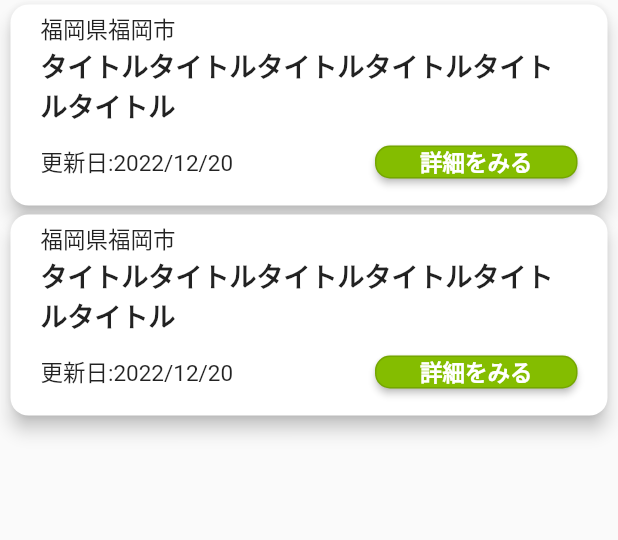
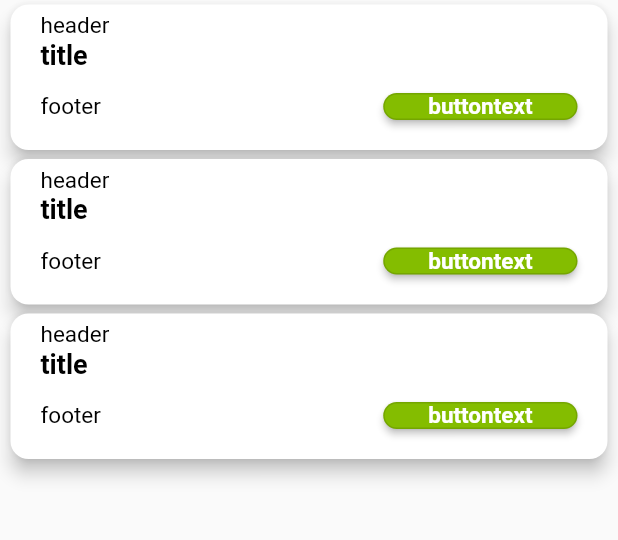
Before and after one commit to isa-nao/fregov_app, a Flutter app: the screen it shows after launch, on a phone screen of 412 x 824 dp, the part 84-624 px from its top. Run offline on Flutter 3.47's test engine with Material 2 defaults, Android fonts, the phone set to English and light mode, and no system bars; our stand-ins replace firebase_core; accounts and stored records are empty.

Commit message:
#6 UIのコードを改善

```diff
--- /dev/null
+++ b/lib/constants.dart
@@ -0,0 +1,4 @@
+import 'package:flutter/material.dart';
+
+const kPrimaryColorBlue = Color(0xFF0072CE);
+const kPrimaryColorGreen = Color(0xFF84BD00);
--- a/lib/main.dart
+++ b/lib/main.dart
@@ -1,5 +1,6 @@
 import 'package:flutter/material.dart';
 import 'package:firebase_core/firebase_core.dart';
+import 'package:fregov_app/screens/home/home_screen.dart';
 import 'firebase_options.dart';
 
 void main() async {
@@ -7,153 +8,5 @@ void main() async {
   await Firebase.initializeApp(
   options: DefaultFirebaseOptions.currentPlatform,
   );
-  runApp(const MyApp());
+  runApp(const HomeScreen());
 }
-
-class MyApp extends StatelessWidget {
-  const MyApp({super.key});
-
-  @override
-  Widget build(BuildContext context) {
-    return MaterialApp(
-      title: 'FREGOV',
-      theme: ThemeData(
-        appBarTheme: const AppBarTheme(
-          color: Color.fromRGBO(0, 114, 206, 1),
-          elevation: 0
-        ),
-      ),
-      home: const MyHomePage(title: 'FREGOV'),
-      debugShowCheckedModeBanner: false,
-    );
-  }
-}
-
-class MyHomePage extends StatelessWidget {
-  const MyHomePage({Key? key, required this.title}) : super(key: key);
-
-  final String title;
-
-  @override
-  Widget build(BuildContext context) {
-    return Scaffold(
-      appBar: AppBar(
-        title: const Text('FREGOV'),
-      ),
-      body:Column(
-            children: <Widget> [
-              CardWithButton(
-                name: const Text(
-                  '福岡県福岡市',
-                  style: TextStyle(fontSize: 15),
-                  ),
-                title: const Text(
-                  'タイトルタイトルタイトルタイトルタイトルタイトル',
-                  style: TextStyle(fontWeight: FontWeight.bold, fontSize: 18),
-                  ),
-                footer: const Text(
-                  '更新日:2022/12/20',
-                  style: TextStyle(fontSize: 15),
-                  ),
-                buttontext: const Text(
-                  '詳細をみる',
-                  style: TextStyle(fontWeight: FontWeight.bold, fontSize: 15),
-                  ),
-                onPressed: () {
-                  print('テスト');
-                },
-              ),
-              CardWithButton(
-                name: const Text(
-                  '福岡県福岡市',
-                  style: TextStyle(fontSize: 15),
-                  ),
-                title: const Text(
-                  'タイトルタイトルタイトルタイトルタイトルタイトル',
-                  style: TextStyle(fontWeight: FontWeight.bold, fontSize: 18),
-                  ),
-                footer: const Text(
-                  '更新日:2022/12/20',
-                  style: TextStyle(fontSize: 15),
-                  ),
-                buttontext: const Text(
-                  '詳細をみる',
-                  style: TextStyle(fontWeight: FontWeight.bold, fontSize: 15),
-                  ),
-                onPressed: () {
-                  print('テスト');
-                },
-              ),
-            ],
-      ),
-    );
-  }
-}
-
-
-// CardWithButtonのUIを生成
-class CardWithButton extends StatelessWidget {
-  final Text name;
-  final Text title;
-  final Text footer;
-  final Function onPressed;
-  final Text buttontext;
-
-
-  const CardWithButton({
-    Key? key,
-    required this.name,
-    required this.title,
-    required this.footer,
-    required this.onPressed,
-    required this.buttontext,
-  }) : super(key: key);
-
-  @override
-  Widget build(BuildContext context) {
-    return Column(
-      children: [
-        Card(
-          elevation: 5,
-          margin: const EdgeInsets.symmetric(vertical: 3, horizontal: 7),
-          shape: RoundedRectangleBorder(
-            borderRadius: BorderRadius.circular(12),
-          ),
-          child: Container(
-            width: MediaQuery.of(context).size.width,
-            padding: const EdgeInsets.symmetric(vertical: 5, horizontal: 20),
-            child: Column(
-              crossAxisAlignment: CrossAxisAlignment.start,
-              children: <Widget>[
-                name,
-                title,
-                Row(
-                  children: <Widget> [
-                    footer,
-                    const Expanded(child: SizedBox()),
-                    OutlinedButton(
-                      onPressed: () {
-                        onPressed();
-                      },
-                      style: OutlinedButton.styleFrom(
-                        foregroundColor: Colors.white,
-                        backgroundColor: const Color.fromRGBO(132, 189, 0, 1),
-                        padding: const EdgeInsets.symmetric(horizontal: 30),
-                        minimumSize: Size.zero,
-                        shape: RoundedRectangleBorder(
-                          borderRadius: BorderRadius.circular(10),
-                        ),
-                        elevation: 2,
-                      ),
-                      child: buttontext,
-                    ),
-                  ]
-                )
-              ],
-            ),
-          ),
-        ),
-      ],
-    );
-  }
-}
--- /dev/null
+++ b/lib/screens/home/components/body.dart
@@ -0,0 +1,39 @@
+import 'package:flutter/material.dart';
+import 'package:fregov_app/screens/home/components/card_with_btn.dart';
+
+class Body extends StatelessWidget {
+  @override
+  Widget build(BuildContext context) {
+    return Column(
+          children: <Widget> [
+            CardWithButton(
+              header: 'header',
+              title: 'title',
+              footer: 'footer',
+              buttontext: 'buttontext',
+              onPressed: () {
+                print('test'); //ボタンを押した時のアクション
+              },
+            ),
+            CardWithButton(
+              header: 'header',
+              title: 'title',
+              footer: 'footer',
+              buttontext: 'buttontext',
+              onPressed: () {
+                print('test'); //ボタンを押した時のアクション
+              },
+            ),
+            CardWithButton(
+              header: 'header',
+              title: 'title',
+              footer: 'footer',
+              buttontext: 'buttontext',
+              onPressed: () {
+                print('test'); //ボタンを押した時のアクション
+              },
+            ),
+          ],
+    );
+  }
+}
--- /dev/null
+++ b/lib/screens/home/components/card_with_btn.dart
@@ -0,0 +1,101 @@
+import 'package:flutter/material.dart';
+import 'package:fregov_app/constants.dart';
+
+class CardWithButton extends StatelessWidget {
+  final String header;
+  final String title;
+  final String footer;
+  final Function onPressed;
+  final String buttontext;
+
+  const CardWithButton({
+    Key? key,
+    required this.header,
+    required this.title,
+    required this.footer,
+    required this.onPressed,
+    required this.buttontext,
+  }) : super(key: key);
+
+  @override
+  Widget build(BuildContext context) {
+    return Column(
+      children: [
+        Card(
+          elevation: 5,
+          margin: const EdgeInsets.symmetric(vertical: 3, horizontal: 7),
+          shape: RoundedRectangleBorder(
+            borderRadius: BorderRadius.circular(12),
+          ),
+          child: Container(
+            width: MediaQuery.of(context).size.width,
+            padding: const EdgeInsets.symmetric(vertical: 5, horizontal: 20),
+            child: Column(
+              crossAxisAlignment: CrossAxisAlignment.start,
+              children: <Widget>[
+                RichText(
+                  text: TextSpan(
+                    children: [
+                      TextSpan(
+                        text: header,
+                        style: const TextStyle(
+                          color: Colors.black,
+                          fontSize: 15,
+                        ),
+                      ),
+                      const TextSpan(
+                        text: '\n'
+                      ),
+                      TextSpan(
+                        text: title,
+                        style: const TextStyle(
+                          color: Colors.black,
+                          fontSize: 18,
+                          fontWeight: FontWeight.bold,
+                        ),
+                      ),
+                    ],
+                  ),
+                ),
+                Row(
+                  children: <Widget> [
+                    Text(
+                      footer,
+                      style: const TextStyle(
+                        color: Colors.black,
+                        fontSize: 15,
+                      ),
+                    ),
+                    const Spacer(),
+                    OutlinedButton(
+                      onPressed: () {
+                        onPressed();
+                      },
+                      style: OutlinedButton.styleFrom(
+                        backgroundColor: kPrimaryColorGreen,
+                        padding: const EdgeInsets.symmetric(horizontal: 30),
+                        minimumSize: Size.zero,
+                        shape: RoundedRectangleBorder(
+                          borderRadius: BorderRadius.circular(10),
+                        ),
+                        elevation: 2,
+                      ),
+                      child: Text(
+                        buttontext,
+                        style: const TextStyle(
+                          color: Colors.white,
+                          fontSize: 15,
+                          fontWeight: FontWeight.bold,
+                        ),
+                      ),
+                    ),
+                  ]
+                )
+              ],
+            ),
+          ),
+        ),
+      ],
+    );
+  }
+}
--- /dev/null
+++ b/lib/screens/home/home_screen.dart
@@ -0,0 +1,43 @@
+import 'package:flutter/material.dart';
+import 'package:fregov_app/constants.dart';
+import 'package:fregov_app/screens/home/components/body.dart';
+
+class HomeScreen extends StatelessWidget {
+  const HomeScreen({super.key});
+
+  @override
+  Widget build(BuildContext context) {
+    const appTitle = 'FREGOV';
+    return MaterialApp(
+      title: appTitle,
+      theme: ThemeData(
+        appBarTheme: const AppBarTheme(
+          color: kPrimaryColorBlue,
+          elevation: 0
+        ),
+      ),
+      home: const MyHomePage(title: appTitle),
+      debugShowCheckedModeBanner: false,
+    );
+  }
+}
+
+class MyHomePage extends StatelessWidget {
+  const MyHomePage({Key? key, required this.title}) : super(key: key);
+
+  final String title;
+
+  @override
+  Widget build(BuildContext context) {
+    return Scaffold(
+      appBar: buildAppBar(),
+      body:Body(),
+    );
+  }
+
+  AppBar buildAppBar() {
+    return AppBar(
+      title: Text(title),
+    );
+  }
+}
```
Also changed, not shown: 1 other file.
